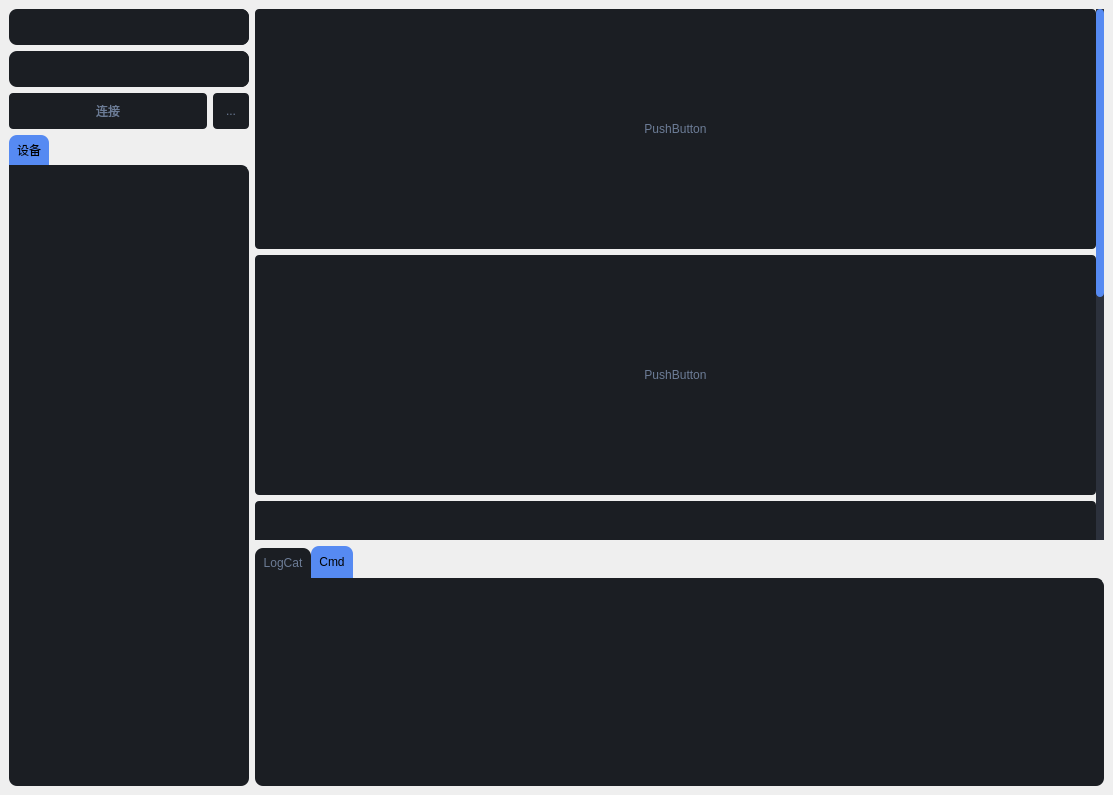
kaluluosi/PerformanceCatcher, file src/perfcat/pages/profiler/ui_profiler.ui: the form before one commit.
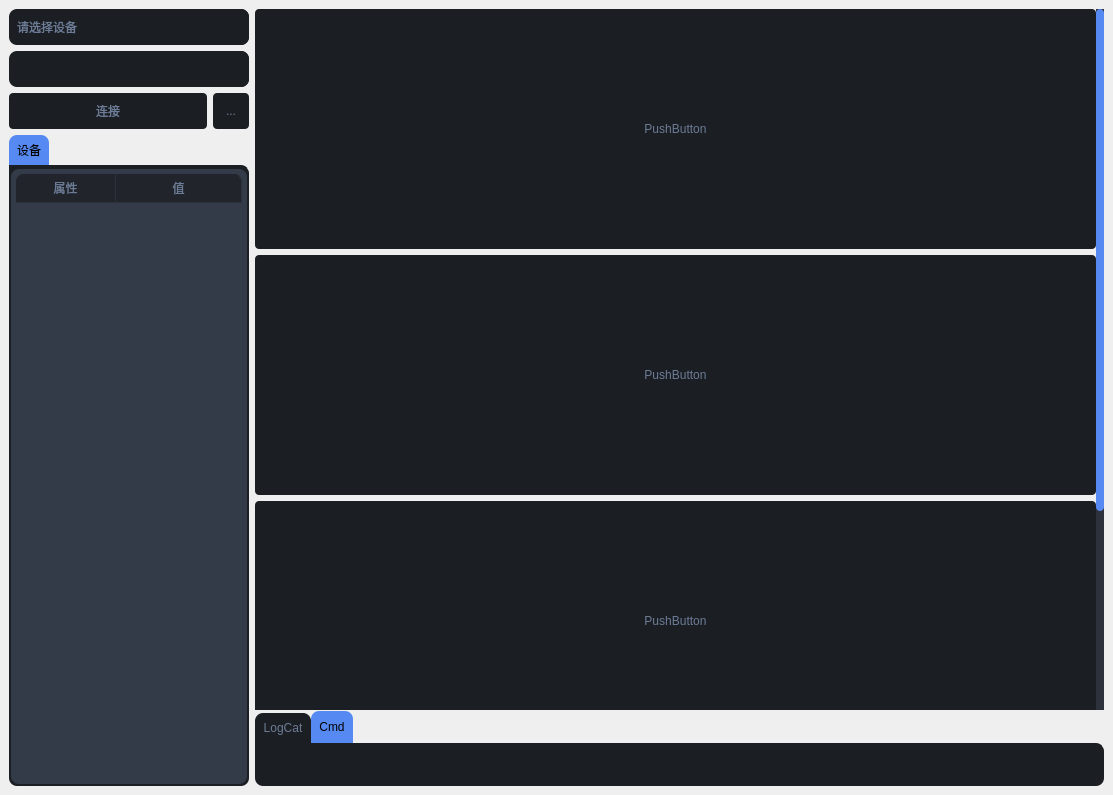
The form after the commit. The open tabs and pages were chosen to show the change. Icons and pictures are not drawn.

Commit message: 完成 设备信息的读取和显示

```diff
--- a/src/perfcat/pages/profiler/ui_profiler.ui
+++ b/src/perfcat/pages/profiler/ui_profiler.ui
@@ -523,6 +523,89 @@
 QTabBar::tab:!selected {
     margin-top: 2px; /* make non-selected tabs look smaller */
 }
+
+QTableWidget{
+	background-color:#343b48;
+	padding:5px;
+gridline-color:#2c313c;
+}
+
+QTableWidget::item{
+border-color:none;
+padding-left:5px;
+padding-right:5px;
+gridline-color:rgb(44, 49, 60);
+border-bottom: 1px solid #3c4454;
+}
+
+QTableWidget::item:selected{
+	background-color: #568af2;
+}
+
+QTableWidget QLineEdit{
+	padding:2px;
+background-color:#568af2;
+}
+
+QHeaderView::section{
+	background-color: rgb(33, 37, 43);
+	max-width: 30px;
+	border: 1px solid rgb(44, 49, 58);
+	border-style: none;
+    border-bottom: 1px solid rgb(44, 49, 60);
+    border-right: 1px solid rgb(44, 49, 60);
+}
+
+QTableWidget::horizontalHeader {
+	background-color: rgb(33, 37, 43);
+}
+
+QTableWidget::verticalHeader{
+background-color: rgb(33, 37, 43);
+}
+
+QTableWidget QTableCornerButton::section {
+    border: none;
+	background-color: rgb(33, 37, 43);
+	padding: 3px;
+    border-top-left-radius: 8px;
+}
+
+QHeaderView::section:horizontal
+{
+
+	background-color: rgb(33, 37, 43);
+	padding: 3px;
+}
+
+QHeaderView::section:horizontal:first
+{
+
+	background-color: rgb(33, 37, 43);
+	padding: 3px;
+border-top-left-radius: 8px;
+}
+
+QHeaderView::section:horizontal:last
+{
+
+	background-color: rgb(33, 37, 43);
+	padding: 3px;
+border-top-right-radius: 8px;
+}
+
+QHeaderView::section:vertical
+{
+    border: none;
+	background-color: rgb(33, 37, 43);
+	padding-left: 5px;
+    padding-right: 5px;
+    border-bottom: 1px solid #3c4454;
+}
+
+QHeaderView {
+    background-color: #21252b;
+}
 </string>
   </property>
   <layout class="QVBoxLayout" name="verticalLayout">
@@ -627,6 +710,9 @@
                 <height>36</height>
                </size>
               </property>
+              <property name="placeholderText">
+               <string>请选择设备</string>
+              </property>
              </widget>
             </item>
             <item>
@@ -714,6 +800,58 @@
                <attribute name="title">
                 <string>设备</string>
                </attribute>
+               <layout class="QVBoxLayout" name="verticalLayout_7">
+                <property name="leftMargin">
+                 <number>2</number>
+                </property>
+                <property name="topMargin">
+                 <number>2</number>
+                </property>
+                <property name="rightMargin">
+                 <number>2</number>
+                </property>
+                <property name="bottomMargin">
+                 <number>2</number>
+                </property>
+                <item>
+                 <widget class="QTableWidget" name="tb_device_info">
+                  <property name="enabled">
+                   <bool>true</bool>
+                  </property>
+                  <property name="wordWrap">
+                   <bool>false</bool>
+                  </property>
+                  <property name="cornerButtonEnabled">
+                   <bool>true</bool>
+                  </property>
+                  <property name="columnCount">
+                   <number>2</number>
+                  </property>
+                  <attribute name="horizontalHeaderCascadingSectionResizes">
+                   <bool>false</bool>
+                  </attribute>
+                  <attribute name="horizontalHeaderShowSortIndicator" stdset="0">
+                   <bool>false</bool>
+                  </attribute>
+                  <attribute name="horizontalHeaderStretchLastSection">
+                   <bool>true</bool>
+                  </attribute>
+                  <attribute name="verticalHeaderVisible">
+                   <bool>false</bool>
+                  </attribute>
+                  <column>
+                   <property name="text">
+                    <string>属性</string>
+                   </property>
+                  </column>
+                  <column>
+                   <property name="text">
+                    <string>值</string>
+                   </property>
+                  </column>
+                 </widget>
+                </item>
+               </layout>
               </widget>
              </widget>
             </item>
@@ -745,6 +883,13 @@
           <number>0</number>
          </property>
          <item>
+          <widget class="QSplitter" name="splitter">
+           <property name="orientation">
+            <enum>Qt::Vertical</enum>
+           </property>
+           <property name="handleWidth">
+            <number>1</number>
+           </property>
           <widget class="QFrame" name="frame_4">
            <property name="sizePolicy">
             <sizepolicy hsizetype="Preferred" vsizetype="Preferred">
@@ -882,8 +1027,6 @@
             </item>
            </layout>
           </widget>
-         </item>
-         <item>
           <widget class="QFrame" name="frame_3">
            <property name="minimumSize">
             <size>
@@ -894,7 +1037,7 @@
            <property name="maximumSize">
             <size>
              <width>16777215</width>
-             <height>240</height>
+              <height>16777215</height>
             </size>
            </property>
            <property name="frameShape">
@@ -951,6 +1094,7 @@
              </widget>
             </item>
            </layout>
+           </widget>
           </widget>
          </item>
         </layout>
```
Left out of the diff: 8 changed lines with no effect on the pictures. Lines whose indentation alone changed are shown as unchanged. The commit also changes 8 other files.
